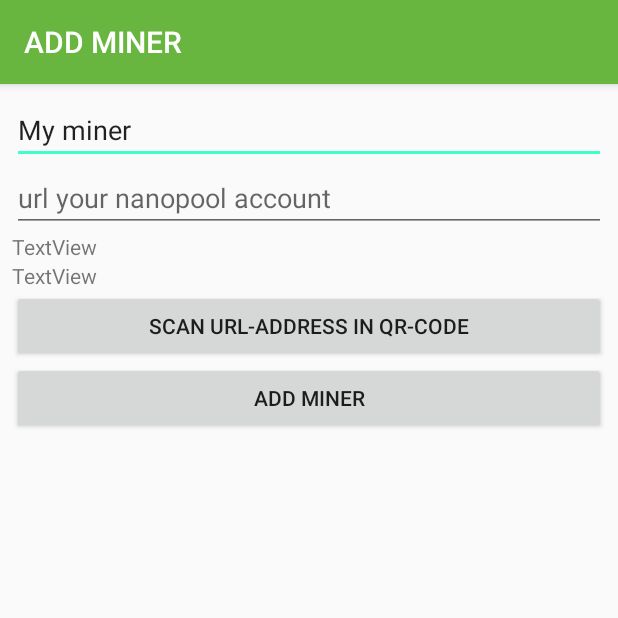
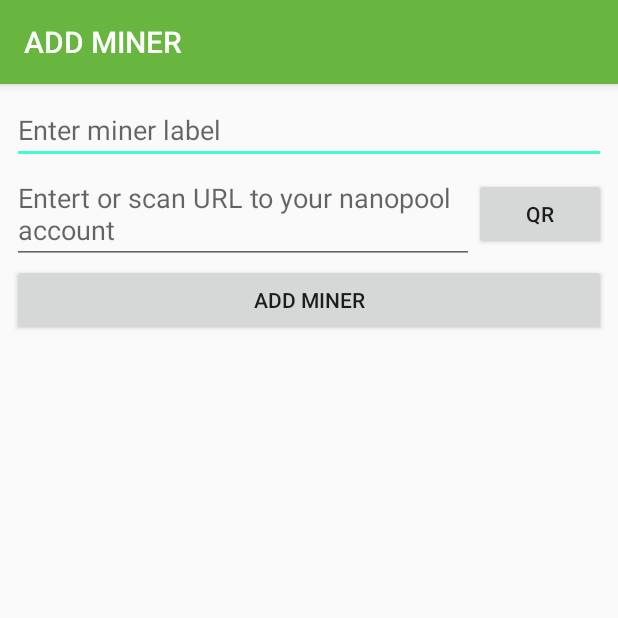
Before and after one commit to wasiliysoft/nanopool, an Android app: the screen it shows after launch (AddMinerActivity), on a phone screen of 412 x 824 dp, the top half of it. Run offline under Robolectric (Android 15) with nearby library versions, the phone set to English and light mode, and no system bars; libraries missing offline, so code that uses them is left out: com.google.zxing.integration.

Commit message:
Update add miner logic

```diff
--- a/app/src/main/java/ru/wasiliysoft/zcashnanopoolorg/Activity/AddMinerActivity.kt
+++ b/app/src/main/java/ru/wasiliysoft/zcashnanopoolorg/Activity/AddMinerActivity.kt
@@ -21,7 +21,8 @@ class AddMinerActivity : AppCompatActivity(), View.OnClickListener {
 
     private var miners: Miners? = null
     private val TAG = "MainActivity2"
-
+    private var mTicker: String? = null
+    private var mAccount: String? = null
     override fun onCreate(savedInstanceState: Bundle?) {
         super.onCreate(savedInstanceState)
         setContentView(R.layout.fragment_add_miner)
@@ -48,19 +49,19 @@ class AddMinerActivity : AppCompatActivity(), View.OnClickListener {
             R.id.bAddMiner -> {
 
                 if (minerName.text.toString().trim().isEmpty()) {
+                    Toast.makeText(this, R.string.toast_enter_label, Toast.LENGTH_LONG).show()
                     return
                 }
-                if (tickerTextView.text.toString().trim().isEmpty()) {
+                if (mAccount == null || mTicker == null) {
+                    Toast.makeText(this, R.string.toast_enter_url, Toast.LENGTH_LONG).show()
                     return
                 }
-                if (accountTextView.text.toString().trim().isEmpty()) {
-                    return
-                }
-                val m = Miner(minerName.text.toString().trim(), tickerTextView.text.toString().trim(), accountTextView.text.toString().trim())
+
+                val m = Miner(minerName.text.toString().trim(), mTicker!!, mAccount!!)
                 miners!!.add(m)
 
                 val i = Intent(this, MainActivity::class.java)
-                i.addFlags(Intent.FLAG_ACTIVITY_CLEAR_TASK) //todo надо уточнить
+                i.addFlags(Intent.FLAG_ACTIVITY_CLEAR_TOP)
                 startActivity(i)
                 return
             }
@@ -74,6 +75,8 @@ class AddMinerActivity : AppCompatActivity(), View.OnClickListener {
     }
 
     fun updateMinerPrefUi(url: String) {
+        mTicker = null
+        mAccount = null
         val uri = Uri.parse(url)
         val host = uri.host
         if (host != null) {
@@ -87,8 +90,9 @@ class AddMinerActivity : AppCompatActivity(), View.OnClickListener {
                 if (domain.equals("nanopool")) {
                     if (uri.pathSegments.size >= 2) {
                         val account = uri.pathSegments[1]
-                        tickerTextView!!.text = ticker
-                        accountTextView!!.text = account
+                        mTicker = ticker
+                        mAccount = account
+                        return
                     }
                 }
             }
--- a/app/src/main/res/layout/fragment_add_miner.xml
+++ b/app/src/main/res/layout/fragment_add_miner.xml
@@ -1,41 +1,41 @@
-<LinearLayout xmlns:android="http://schemas.android.com/apk/res/android"
+<ScrollView xmlns:android="http://schemas.android.com/apk/res/android"
     android:layout_width="match_parent"
+    android:layout_height="wrap_content">
+
+    <LinearLayout
+        android:layout_width="wrap_content"
         android:layout_height="wrap_content"
-    android:padding="8dp"
-    android:orientation="vertical">
+        android:orientation="vertical"
+        android:padding="8dp">
+
 
         <EditText
             android:id="@+id/minerName"
             android:layout_width="match_parent"
             android:layout_height="wrap_content"
-        android:hint="@string/minerLabelHint"
-        android:text="@string/default_miner_label" />
+            android:hint="@string/minerLabelHint" />
 
+
+        <LinearLayout
+            android:layout_width="match_parent"
+            android:layout_height="wrap_content"
+            android:orientation="horizontal">
 
             <EditText
                 android:id="@+id/minerUrlAddress"
-        android:layout_width="match_parent"
+                android:layout_width="0dp"
                 android:layout_height="wrap_content"
+                android:layout_weight="1"
                 android:hint="@string/minerUrlAddressHint" />
-
-
-    <TextView
-        android:id="@+id/accountTextView"
-        android:layout_width="match_parent"
-        android:layout_height="wrap_content"
-        android:text="TextView" />
-
-    <TextView
-        android:id="@+id/tickerTextView"
-        android:layout_width="match_parent"
-        android:layout_height="wrap_content"
-        android:text="TextView" />
 
             <Button
                 android:id="@+id/qrBtn"
-        android:layout_width="match_parent"
+                android:layout_width="wrap_content"
                 android:layout_height="wrap_content"
+                android:layout_gravity="center_vertical"
+                android:padding="4dp"
                 android:text="@string/scan_url_address_in_qr_code" />
+        </LinearLayout>
 
         <Button
             android:id="@+id/bAddMiner"
@@ -43,3 +43,4 @@
             android:layout_height="wrap_content"
             android:text="@string/add_miner" />
     </LinearLayout>
+</ScrollView>
--- a/app/src/main/res/values/strings.xml
+++ b/app/src/main/res/values/strings.xml
@@ -6,16 +6,17 @@
     <string name="action_delete_miner">Delete miner</string>
     <string name="ok" translatable="false">OK</string>
     <string name="barcode_error">"Error reading barcode: %1$s"</string>
-    <string name="minerLabelHint">label</string>
-    <string name="minerUrlAddressHint">url your nanopool account</string>
+    <string name="minerLabelHint">Enter miner label</string>
+    <string name="toast_enter_label">Enter miner label</string>
+    <string name="toast_enter_url">Enter correct nanopool account URL</string>
     <string name="add_miner">ADD MINER</string>
     <string name="contact_email" translatable="false">mailto:wasiliysoft@gmail.com</string>
     <string name="unsupported_url">Please scan URL address from nanopool.org</string>
     <string name="error_loading_data">Error loading data</string>
-    <string name="scan_url_address_in_qr_code">Scan URL-address in QR-code</string>
-    <string name="default_miner_label">My miner</string>
     <string name="share_app">Share app</string>
     <string name="feedback">Contact</string>
+    <string name="minerUrlAddressHint">Entert or scan URL to  your nanopool account</string>
+    <string name="scan_url_address_in_qr_code" translatable="false">QR</string>
 
 
 </resources>
```
Also changed, not shown: 1 other file. Lines whose indentation alone changed are shown as unchanged.
